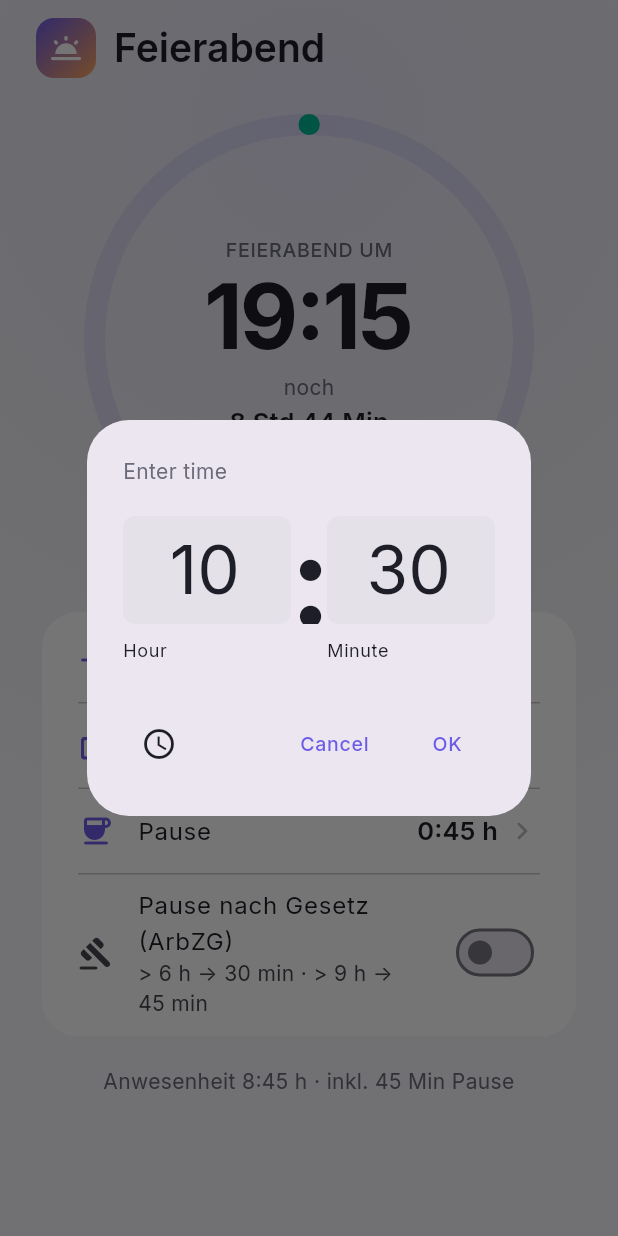
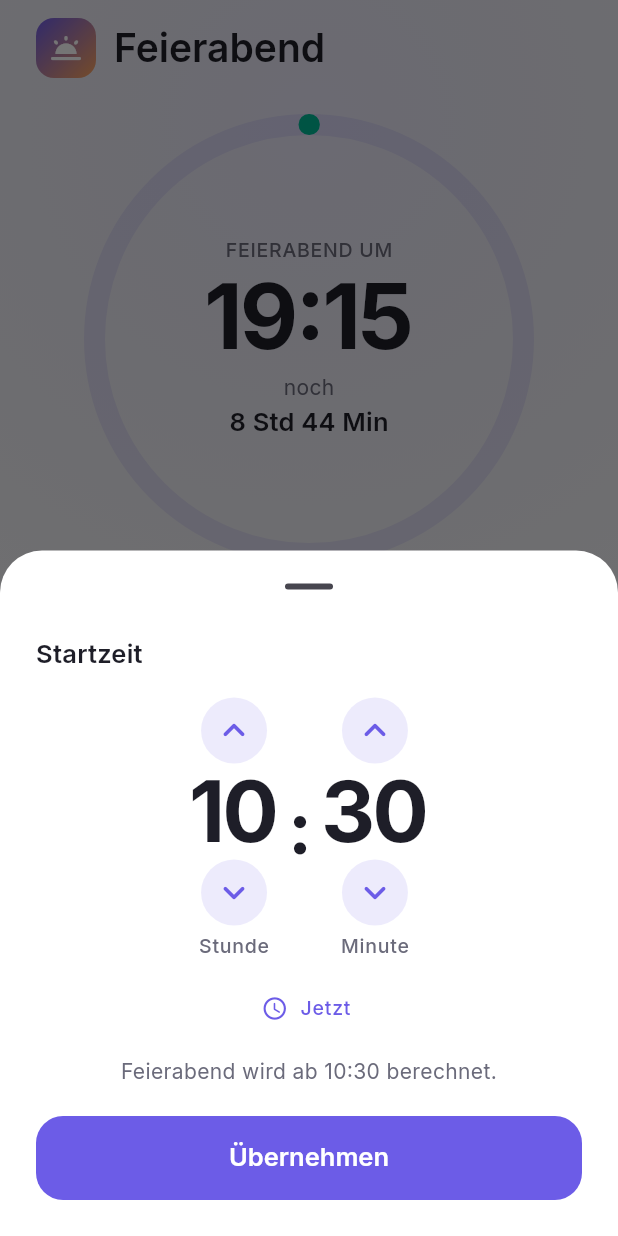
Before and after one commit to f6vp76ctbb-stack/Feierabend-Rechner, a Flutter app: the screen it shows after launch, after a tap on "Start", on a phone screen of 412 x 824 dp. Run offline on Flutter 3.47's test engine with Material 3 defaults, Android fonts, the phone set to English and light mode, and no system bars; our stand-ins replace flutter_riverpod.

Commit message:
Feedback: ArbZG-Auto wirkt sichtbar, Startzeit mit Pfeil-Steppern, Sprueche-Katalog nach Berufsgruppe
- ArbZG-Auto setzt Pause aufs gesetzliche Minimum (sichtbar im Ergebnis); Pausen-Zeile im Auto-Modus gesperrt + Auto-Wert
- Neues Startzeit-Overlay mit Hoch/Runter-Pfeilen fuer Stunde und Minute + 'Jetzt'
- Sprueche-Katalog nach Berufsgruppe (Allgemein/Buero/Handwerk/IT/Pflege/Lehrkraft/Gastro/Einzelhandel/Schicht), waehlbar; Spruchkarte antippen = neuer Spruch
- Domain-Tests angepasst, neue Widget-Tests (31 gruen)

```diff
--- /dev/null
+++ b/lib/data/sprueche.dart
@@ -0,0 +1,84 @@
+/// Sprüche-Katalog, gruppiert nach Berufsgruppe.
+///
+/// Reine Daten (keine Flutter-Abhängigkeit). Erweiterbar: einfach neue
+/// Berufsgruppe + Liste ergänzen. „Allgemein" ist der Default.
+abstract final class Sprueche {
+  /// Reihenfolge = Anzeige-Reihenfolge im Auswahl-Overlay. „Allgemein" zuerst.
+  static const List<String> berufsgruppen = [
+    'Allgemein',
+    'Büro',
+    'Handwerk',
+    'IT',
+    'Pflege & Gesundheit',
+    'Lehrkraft',
+    'Gastro',
+    'Einzelhandel',
+    'Schicht',
+  ];
+
+  static const String defaultGruppe = 'Allgemein';
+
+  static const Map<String, List<String>> katalog = {
+    'Allgemein': [
+      'Noch kurz durchhalten – der Feierabend ruft schon.',
+      'Gleich gehört der Tag wieder dir.',
+      'Arbeit ist die Zeit zwischen zwei Feierabenden.',
+      'Der frühe Vogel kann mich mal – Hauptsache Feierabend.',
+      'Countdown läuft. Sofa und Snacks warten.',
+      'Feierabend ist der schönste Teil des Arbeitstags.',
+      'Gleich ist Schluss – und dann: nichts müssen.',
+    ],
+    'Büro': [
+      'Noch drei Mails, dann rollt der Bürostuhl in den Feierabend.',
+      'Excel schließt sich gleich von selbst – versprochen.',
+      'Das Meeting hätte eine E-Mail sein können. Der Feierabend nicht.',
+      'Kaffee leer, Akku leer – Zeit für Feierabend.',
+    ],
+    'Handwerk': [
+      'Werkzeug weg, Hände wusch – gleich ist Feierabend.',
+      'Nach getaner Arbeit schmeckt das Feierabendbier am besten.',
+      'Maß genommen, Feierabend passt genau.',
+      'Erst der Kunde, dann das Sofa.',
+    ],
+    'IT': [
+      'Gleich noch deployen, dann in den Feierabend mergen.',
+      'Ticket zu, Rechner aus, Feierabend committed.',
+      'Works on my Feierabend.',
+      'Ctrl + S für den Tag – und ab ins Wochenende-Branch.',
+    ],
+    'Pflege & Gesundheit': [
+      'Schicht bald geschafft – du machst das großartig.',
+      'Noch eine Runde, dann hast du es dir verdient.',
+      'Dienst zu Ende, jetzt bist du dran.',
+      'Herz gezeigt – jetzt Feierabend gönnen.',
+    ],
+    'Lehrkraft': [
+      'Pausenklingel für dich: gleich Feierabend.',
+      'Hausaufgaben für heute: entspannen.',
+      'Stundenplan sagt jetzt – frei.',
+      'Kreide weg, Füße hoch.',
+    ],
+    'Gastro': [
+      'Letzte Bestellung raus, gleich Feierabend rein.',
+      'Bon abgerissen, Schürze ab – geschafft.',
+      'Nach dem Service ist vor dem Sofa.',
+      'Gäste satt, du gleich frei.',
+    ],
+    'Einzelhandel': [
+      'Kasse gleich zu, Feierabend offen.',
+      'Regal voll, Akku leer – gleich Schluss.',
+      'Letzter Kunde, dann gehört der Laden dir – zum Gehen.',
+      'Rollladen runter, Laune rauf.',
+    ],
+    'Schicht': [
+      'Schicht im Schacht – gleich ist Feierabend.',
+      'Nacht wird Tag, Arbeit wird frei.',
+      'Noch ein bisschen, dann übernimmt das Bett.',
+      'Durchgehalten – jetzt kommt die Ruhe.',
+    ],
+  };
+
+  /// Liefert die Spruchliste einer Gruppe (Fallback: Allgemein).
+  static List<String> forGruppe(String gruppe) =>
+      katalog[gruppe] ?? katalog[defaultGruppe]!;
+}
--- a/lib/domain/feierabend_calculator.dart
+++ b/lib/domain/feierabend_calculator.dart
@@ -28,12 +28,13 @@ class FeierabendCalculator {
     return Duration.zero;
   }
 
-  /// Effektive Pause. Im ArbZG-Auto-Modus wird die eingestellte Pause auf das
-  /// gesetzliche Minimum angehoben (aber nie darunter gesenkt).
+  /// Effektive Pause. Im ArbZG-Auto-Modus wird die Pause **automatisch** auf das
+  /// gesetzliche Minimum für die aktuelle Arbeitszeit gesetzt (die manuell
+  /// eingestellte Pause wird dann ignoriert). Ohne Auto-Modus gilt die manuelle
+  /// Pause.
   Duration effectiveBreak(WorkConfig config) {
     if (!config.arbzgAutoBreak) return config.breakTime;
-    final legal = legalMinimumBreak(config.work);
-    return config.breakTime >= legal ? config.breakTime : legal;
+    return legalMinimumBreak(config.work);
   }
 
   /// Gesamte Anwesenheit (Arbeit + effektive Pause).
--- a/lib/features/home/home_screen.dart
+++ b/lib/features/home/home_screen.dart
@@ -7,6 +7,8 @@ import '../../design/app_colors.dart';
 import 'state/home_providers.dart';
 import 'widgets/countdown_ring.dart';
 import 'widgets/duration_adjust_sheet.dart';
+import 'widgets/spruch_card.dart';
+import 'widgets/start_time_sheet.dart';
 
 /// Hauptbildschirm — beantwortet EINE Frage: „Wann habe ich frei?"
 class HomeScreen extends ConsumerWidget {
@@ -51,7 +53,9 @@ class HomeScreen extends ConsumerWidget {
                             ),
                           ),
                         ),
-                        const SizedBox(height: 28),
+                        const SizedBox(height: 24),
+                        const SpruchCard(),
+                        const SizedBox(height: 12),
                         _InputCard(),
                         const SizedBox(height: 16),
                         Text(
@@ -180,6 +184,9 @@ class _InputCard extends ConsumerWidget {
   Widget build(BuildContext context, WidgetRef ref) {
     final start = ref.watch(startTimeProvider);
     final config = ref.watch(workConfigProvider);
+    final calc = ref.watch(calculatorProvider);
+    final effectiveBreak = calc.effectiveBreak(config);
+    final auto = config.arbzgAutoBreak;
 
     return Card(
       child: Padding(
@@ -189,7 +196,7 @@ class _InputCard extends ConsumerWidget {
             _Tile(
               icon: Icons.login_rounded,
               label: 'Start',
-              value: start.format(context),
+              value: Formatting.clock(start.hour, start.minute),
               onTap: () => _pickStart(context, ref),
             ),
             const Divider(height: 1, indent: 16, endIndent: 16),
@@ -203,7 +210,9 @@ class _InputCard extends ConsumerWidget {
             _Tile(
               icon: Icons.coffee_rounded,
               label: 'Pause',
-              value: Formatting.durationHm(config.breakTime),
+              value: Formatting.durationHm(effectiveBreak),
+              subtitle: auto ? 'automatisch nach ArbZG' : null,
+              enabled: !auto,
               onTap: () => _pickBreak(context, ref),
             ),
             const Divider(height: 1, indent: 16, endIndent: 16),
@@ -225,16 +234,7 @@ class _InputCard extends ConsumerWidget {
   }
 
   Future<void> _pickStart(BuildContext context, WidgetRef ref) async {
-    final current = ref.read(startTimeProvider);
-    final picked = await showTimePicker(
-      context: context,
-      initialTime: current,
-      initialEntryMode: TimePickerEntryMode.input,
-      builder: (context, child) => MediaQuery(
-        data: MediaQuery.of(context).copyWith(alwaysUse24HourFormat: true),
-        child: child!,
-      ),
-    );
+    final picked = await StartTimeSheet.show(context, ref.read(startTimeProvider));
     if (picked != null) {
       ref.read(startTimeProvider.notifier).set(picked);
     }
@@ -287,33 +287,46 @@ class _Tile extends StatelessWidget {
     required this.label,
     required this.value,
     required this.onTap,
+    this.subtitle,
+    this.enabled = true,
   });
 
   final IconData icon;
   final String label;
   final String value;
   final VoidCallback onTap;
+  final String? subtitle;
+  final bool enabled;
 
   @override
   Widget build(BuildContext context) {
     final theme = Theme.of(context);
+    final scheme = theme.colorScheme;
+    final dim = enabled ? 1.0 : 0.5;
     return ListTile(
+      enabled: enabled,
       contentPadding: const EdgeInsets.symmetric(horizontal: 16),
-      leading: Icon(icon, color: theme.colorScheme.primary),
+      leading: Icon(icon, color: scheme.primary.withValues(alpha: dim)),
       title: Text(label, style: theme.textTheme.bodyLarge),
+      subtitle: subtitle == null ? null : Text(subtitle!, style: theme.textTheme.bodyMedium),
       trailing: Row(
         mainAxisSize: MainAxisSize.min,
         children: [
           Text(value, style: theme.textTheme.titleMedium),
           const SizedBox(width: 4),
-          Icon(Icons.chevron_right_rounded,
-              color: theme.colorScheme.onSurface.withValues(alpha: 0.3)),
+          Icon(
+            enabled ? Icons.chevron_right_rounded : Icons.lock_outline_rounded,
+            size: enabled ? 24 : 18,
+            color: scheme.onSurface.withValues(alpha: 0.3),
+          ),
         ],
       ),
-      onTap: () {
-        HapticFeedback.selectionClick();
-        onTap();
-      },
+      onTap: enabled
+          ? () {
+              HapticFeedback.selectionClick();
+              onTap();
+            }
+          : null,
     );
   }
 }
--- a/lib/features/home/state/home_providers.dart
+++ b/lib/features/home/state/home_providers.dart
@@ -1,6 +1,9 @@
+import 'dart:math';
+
 import 'package:flutter/material.dart';
 import 'package:flutter_riverpod/flutter_riverpod.dart';
 
+import '../../../data/sprueche.dart';
 import '../../../domain/feierabend_calculator.dart';
 import '../../../domain/models/feierabend_result.dart';
 import '../../../domain/models/work_config.dart';
@@ -79,6 +82,37 @@ final remainingProvider = Provider<Duration>((ref) {
   return end.difference(now);
 });
 
+/// Ausgewählte Berufsgruppe für den Sprüche-Katalog (Default: Allgemein).
+class BerufsgruppeNotifier extends Notifier<String> {
+  @override
+  String build() => Sprueche.defaultGruppe;
+
+  void set(String gruppe) => state = gruppe;
+}
+
+final berufsgruppeProvider =
+    NotifierProvider<BerufsgruppeNotifier, String>(BerufsgruppeNotifier.new);
+
+/// Seed, der den aktuell gezeigten Spruch bestimmt. „Neuer Spruch" erhöht ihn.
+class SpruchSeedNotifier extends Notifier<int> {
+  @override
+  int build() => DateTime.now().millisecondsSinceEpoch;
+
+  void shuffle() => state = state + 1 + Random().nextInt(100000);
+}
+
+final spruchSeedProvider =
+    NotifierProvider<SpruchSeedNotifier, int>(SpruchSeedNotifier.new);
+
+/// Aktueller Spruch, abhängig von Berufsgruppe + Seed.
+final spruchProvider = Provider<String>((ref) {
+  final gruppe = ref.watch(berufsgruppeProvider);
+  final seed = ref.watch(spruchSeedProvider);
+  final list = Sprueche.forGruppe(gruppe);
+  if (list.isEmpty) return '';
+  return list[Random(seed).nextInt(list.length)];
+});
+
 /// Fortschritt des Arbeitstags 0.0–1.0 (für den Countdown-Ring).
 final progressProvider = Provider<double>((ref) {
   final calc = ref.watch(calculatorProvider);
--- /dev/null
+++ b/lib/features/home/widgets/spruch_card.dart
@@ -0,0 +1,115 @@
+import 'package:flutter/material.dart';
+import 'package:flutter/services.dart';
+import 'package:flutter_riverpod/flutter_riverpod.dart';
+
+import '../../../data/sprueche.dart';
+import '../state/home_providers.dart';
+
+/// Karte mit lustigem Spruch (antippen = neuer Spruch) + Berufsgruppen-Auswahl.
+class SpruchCard extends ConsumerWidget {
+  const SpruchCard({super.key});
+
+  @override
+  Widget build(BuildContext context, WidgetRef ref) {
+    final theme = Theme.of(context);
+    final scheme = theme.colorScheme;
+    final spruch = ref.watch(spruchProvider);
+    final gruppe = ref.watch(berufsgruppeProvider);
+
+    return Card(
+      clipBehavior: Clip.antiAlias,
+      child: InkWell(
+        onTap: () {
+          HapticFeedback.selectionClick();
+          ref.read(spruchSeedProvider.notifier).shuffle();
+        },
+        child: Padding(
+          padding: const EdgeInsets.fromLTRB(20, 18, 20, 12),
+          child: Column(
+            crossAxisAlignment: CrossAxisAlignment.stretch,
+            children: [
+              Row(
+                crossAxisAlignment: CrossAxisAlignment.start,
+                children: [
+                  Text('„', style: theme.textTheme.displayLarge?.copyWith(
+                    fontSize: 40, color: scheme.primary, height: 0.9)),
+                  Expanded(
+                    child: Padding(
+                      padding: const EdgeInsets.only(top: 6, left: 4),
+                      child: AnimatedSwitcher(
+                        duration: const Duration(milliseconds: 250),
+                        child: Text(
+                          spruch,
+                          key: ValueKey(spruch),
+                          style: theme.textTheme.bodyLarge,
+                        ),
+                      ),
+                    ),
+                  ),
+                ],
+              ),
+              const SizedBox(height: 4),
+              Row(
+                children: [
+                  ActionChip(
+                    avatar: Icon(Icons.badge_outlined, size: 18, color: scheme.primary),
+                    label: Text(gruppe),
+                    onPressed: () => _pickGruppe(context, ref),
+                  ),
+                  const Spacer(),
+                  Icon(Icons.refresh_rounded,
+                      size: 20, color: scheme.onSurface.withValues(alpha: 0.4)),
+                  const SizedBox(width: 4),
+                  Text('neuer Spruch', style: theme.textTheme.bodyMedium),
+                ],
+              ),
+            ],
+          ),
+        ),
+      ),
+    );
+  }
+
+  Future<void> _pickGruppe(BuildContext context, WidgetRef ref) async {
+    final current = ref.read(berufsgruppeProvider);
+    await showModalBottomSheet<void>(
+      context: context,
+      isScrollControlled: true,
+      builder: (context) {
+        final theme = Theme.of(context);
+        return Padding(
+          padding: const EdgeInsets.fromLTRB(24, 8, 24, 24),
+          child: Column(
+            mainAxisSize: MainAxisSize.min,
+            crossAxisAlignment: CrossAxisAlignment.stretch,
+            children: [
+              Text('Berufsgruppe wählen', style: theme.textTheme.titleMedium),
+              const SizedBox(height: 4),
+              Text('Bestimmt den Sprüche-Katalog.',
+                  style: theme.textTheme.bodyMedium),
+              const SizedBox(height: 16),
+              Wrap(
+                spacing: 8,
+                runSpacing: 8,
+                children: [
+                  for (final g in Sprueche.berufsgruppen)
+                    ChoiceChip(
+                      label: Text(g),
+                      selected: g == current,
+                      onSelected: (_) {
+                        HapticFeedback.selectionClick();
+                        ref.read(berufsgruppeProvider.notifier).set(g);
+                        // Frischen Spruch aus der neuen Gruppe zeigen.
+                        ref.read(spruchSeedProvider.notifier).shuffle();
+                        Navigator.of(context).pop();
+                      },
+                    ),
+                ],
+              ),
+            ],
+          ),
+        );
+      },
+    );
+  }
+}
--- /dev/null
+++ b/lib/features/home/widgets/start_time_sheet.dart
@@ -0,0 +1,180 @@
+import 'package:flutter/material.dart';
+import 'package:flutter/services.dart';
+
+import '../../../core/formatting.dart';
+
+/// Bottom-Sheet zum Einstellen der Startzeit über ▲▼-Pfeile (Stunde & Minute).
+///
+/// Öffnen über [show]; liefert die gewählte [TimeOfDay] oder `null` bei Abbruch.
+class StartTimeSheet extends StatefulWidget {
+  const StartTimeSheet({super.key, required this.initial});
+
+  final TimeOfDay initial;
+
+  static Future<TimeOfDay?> show(BuildContext context, TimeOfDay initial) {
+    return showModalBottomSheet<TimeOfDay>(
+      context: context,
+      isScrollControlled: true,
+      builder: (_) => StartTimeSheet(initial: initial),
+    );
+  }
+
+  @override
+  State<StartTimeSheet> createState() => _StartTimeSheetState();
+}
+
+class _StartTimeSheetState extends State<StartTimeSheet> {
+  late int _hour = widget.initial.hour;
+  late int _minute = widget.initial.minute;
+
+  void _changeMinute(int delta) {
+    HapticFeedback.selectionClick();
+    setState(() {
+      var total = _hour * 60 + _minute + delta;
+      total %= 24 * 60; // Überlauf sauber umbrechen (23:59 → 00:00)
+      if (total < 0) total += 24 * 60;
+      _hour = total ~/ 60;
+      _minute = total % 60;
+    });
+  }
+
+  void _changeHour(int delta) {
+    HapticFeedback.selectionClick();
+    setState(() => _hour = (_hour + delta + 24) % 24);
+  }
+
+  void _setNow() {
+    final now = TimeOfDay.now();
+    HapticFeedback.selectionClick();
+    setState(() {
+      _hour = now.hour;
+      _minute = now.minute;
+    });
+  }
+
+  @override
+  Widget build(BuildContext context) {
+    final theme = Theme.of(context);
+    return Padding(
+      padding: EdgeInsets.fromLTRB(
+        24,
+        8,
+        24,
+        24 + MediaQuery.of(context).viewInsets.bottom,
+      ),
+      child: Column(
+        mainAxisSize: MainAxisSize.min,
+        crossAxisAlignment: CrossAxisAlignment.stretch,
+        children: [
+          Text('Startzeit', style: theme.textTheme.titleMedium),
+          const SizedBox(height: 16),
+          Row(
+            mainAxisAlignment: MainAxisAlignment.center,
+            crossAxisAlignment: CrossAxisAlignment.center,
+            children: [
+              _Stepper(
+                label: 'Stunde',
+                value: _hour.toString().padLeft(2, '0'),
+                onUp: () => _changeHour(1),
+                onDown: () => _changeHour(-1),
+              ),
+              Padding(
+                padding: const EdgeInsets.symmetric(horizontal: 8),
+                child: Text(
+                  ':',
+                  style: theme.textTheme.displayLarge?.copyWith(fontSize: 48),
+                ),
+              ),
+              _Stepper(
+                label: 'Minute',
+                value: _minute.toString().padLeft(2, '0'),
+                onUp: () => _changeMinute(1),
+                onDown: () => _changeMinute(-1),
+              ),
+            ],
+          ),
+          const SizedBox(height: 8),
+          Center(
+            child: TextButton.icon(
+              onPressed: _setNow,
+              icon: const Icon(Icons.schedule_rounded, size: 18),
+              label: const Text('Jetzt'),
+            ),
+          ),
+          const SizedBox(height: 8),
+          Text(
+            'Feierabend wird ab ${Formatting.clock(_hour, _minute)} berechnet.',
+            textAlign: TextAlign.center,
+            style: theme.textTheme.bodyMedium,
+          ),
+          const SizedBox(height: 20),
+          FilledButton(
+            onPressed: () =>
+                Navigator.of(context).pop(TimeOfDay(hour: _hour, minute: _minute)),
+            child: const Text('Übernehmen'),
+          ),
+        ],
+      ),
+    );
+  }
+}
+
+class _Stepper extends StatelessWidget {
+  const _Stepper({
+    required this.label,
+    required this.value,
+    required this.onUp,
+    required this.onDown,
+  });
+
+  final String label;
+  final String value;
+  final VoidCallback onUp;
+  final VoidCallback onDown;
+
+  @override
+  Widget build(BuildContext context) {
+    final theme = Theme.of(context);
+    return Column(
+      mainAxisSize: MainAxisSize.min,
+      children: [
+        _Arrow(icon: Icons.keyboard_arrow_up_rounded, onTap: onUp),
+        Padding(
+          padding: const EdgeInsets.symmetric(vertical: 4),
+          child: Text(
+            value,
+            style: theme.textTheme.displayLarge?.copyWith(fontSize: 56),
+          ),
+        ),
+        _Arrow(icon: Icons.keyboard_arrow_down_rounded, onTap: onDown),
+        const SizedBox(height: 4),
+        Text(label, style: theme.textTheme.labelLarge),
+      ],
+    );
+  }
+}
+
+class _Arrow extends StatelessWidget {
+  const _Arrow({required this.icon, required this.onTap});
+
+  final IconData icon;
+  final VoidCallback onTap;
+
+  @override
+  Widget build(BuildContext context) {
+    final scheme = Theme.of(context).colorScheme;
+    return Material(
+      color: scheme.primary.withValues(alpha: 0.12),
+      shape: const CircleBorder(),
+      child: InkWell(
+        customBorder: const CircleBorder(),
+        onTap: onTap,
+        child: SizedBox(
+          width: 56,
+          height: 44,
+          child: Icon(icon, size: 30, color: scheme.primary),
+        ),
+      ),
+    );
+  }
+}
```
Also changed, not shown: 2 other files.
